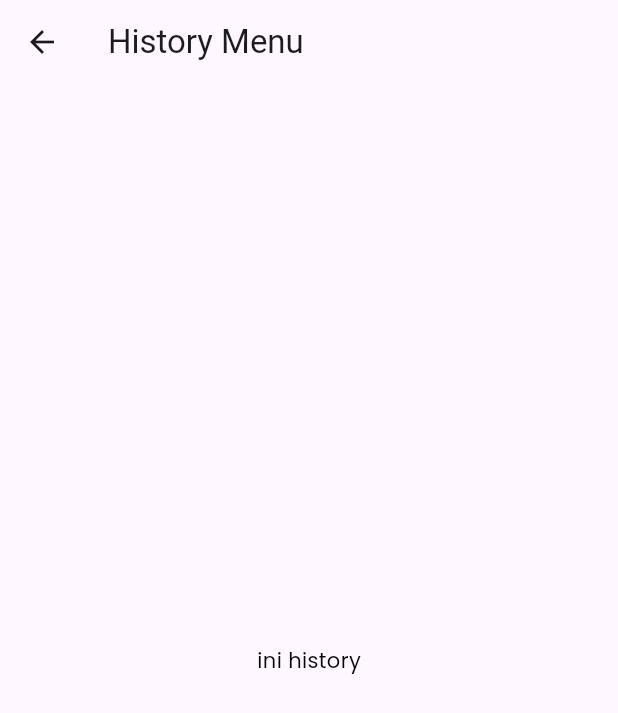
After one commit to Suyuful-Bitriq-Alqowi/eduvie_flutter_project, a Flutter app: the HistoryMenu screen opened directly, on a phone screen of 412 x 824 dp. The commit adds this screen. Shown: the top 713 px of the screen. Run offline on Flutter 3.47's test engine with Material 3 defaults, Android fonts, the phone set to English and light mode, and no system bars; our stand-ins replace get.

Commit message:
Feat:[BA]make-navigation

```diff
--- a/lib/dashboardpage.dart
+++ b/lib/dashboardpage.dart
@@ -1,5 +1,9 @@
 
 import 'package:eduvie_movie/controller/dashboard_controller.dart';
+import 'package:eduvie_movie/menu/history.dart';
+import 'package:eduvie_movie/menu/home.dart';
+import 'package:eduvie_movie/menu/profile.dart';
+import 'package:eduvie_movie/menu/upcoming.dart';
 import 'package:eduvie_movie/widget/color.dart';
 import 'package:flutter/material.dart';
 import 'package:get/get.dart';
--- /dev/null
+++ b/lib/menu/history.dart
@@ -0,0 +1,20 @@
+import 'package:eduvie_movie/widget/color.dart';
+import 'package:eduvie_movie/widget/text.dart';
+import 'package:flutter/material.dart';
+
+class HistoryMenu extends StatelessWidget {
+  @override
+  Widget build(BuildContext context) {
+    return Scaffold(
+      appBar: AppBar(
+        title: Text("History Menu"),
+      ),
+      body: Center(
+        child: MyTxt(
+          text: "ini history",
+          textColor: primaryBackground,
+        ),
+      ),
+    );
+  }
+}
```
Also changed, not shown: lib/menu/home.dart (added, +20 -0 lines), lib/menu/loginpage.dart (added, +20 -0 lines), lib/menu/profile.dart (added, +20 -0 lines), lib/menu/upcoming.dart (added, +20 -0 lines).
